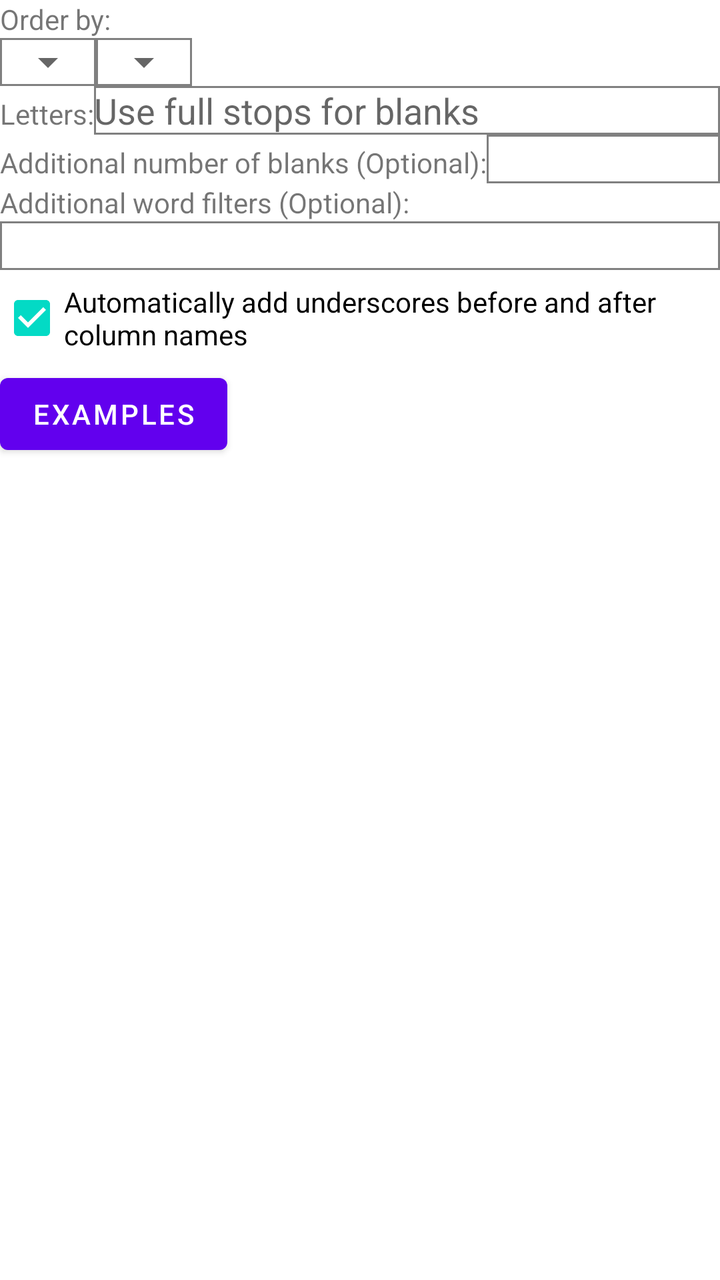
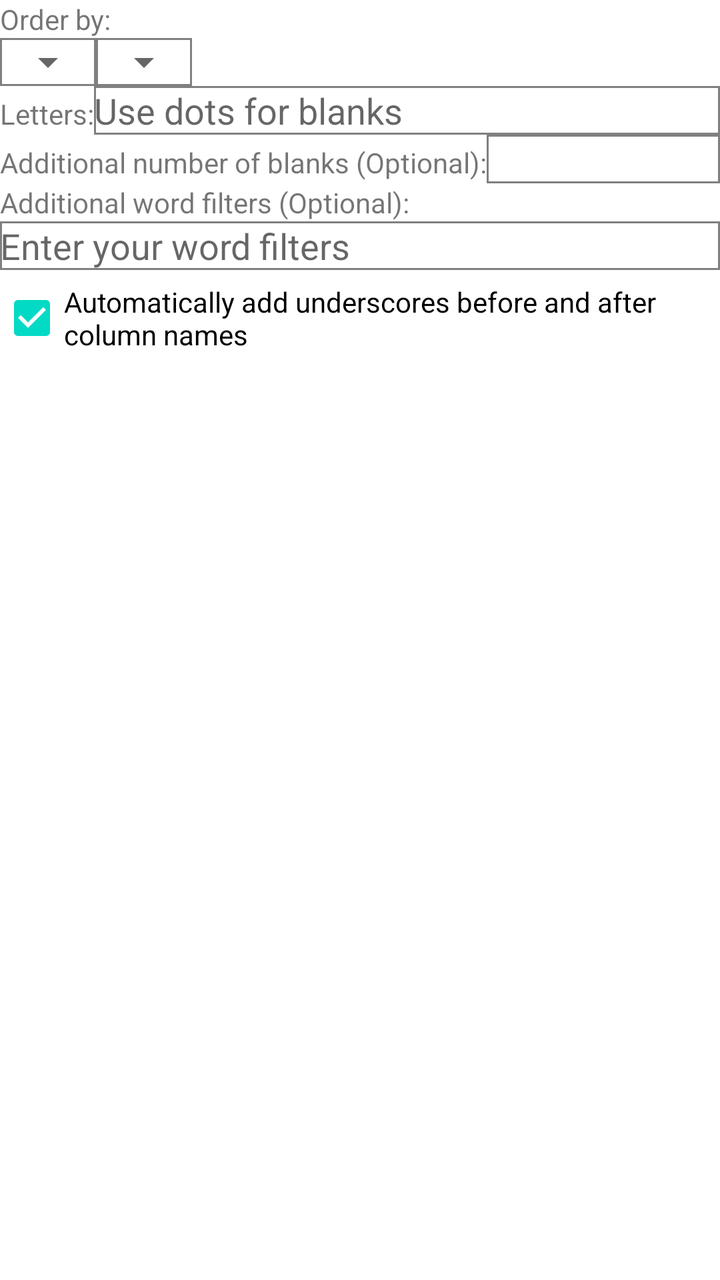

Screens rendered from an Android XML layout before and after an edit, with the pre-edit source and the edit as a unified diff.
<!-- AndroidManifest.xml: application theme Theme.WordStudy -->
<!-- res/layout/subanagram.xml -->
<?xml version="1.0" encoding="utf-8"?>
<ScrollView xmlns:android="http://schemas.android.com/apk/res/android"
    android:layout_width="match_parent"
    android:layout_height="wrap_content">
    <LinearLayout
        android:orientation="vertical"
        android:layout_width="match_parent"
        android:layout_height="match_parent">
        <TextView
            android:layout_width="wrap_content"
            android:layout_height="wrap_content"
            android:text="Order by:"
            android:id="@+id/textview67">
        </TextView>
        <LinearLayout
            android:orientation="horizontal"
            android:layout_width="match_parent"
            android:layout_height="wrap_content">
            <FrameLayout
                android:layout_width="wrap_content"
                android:layout_height="wrap_content"
                android:background="@drawable/rectangle">
                <Spinner
                    android:id="@+id/spinner19"
                    android:layout_width="wrap_content"
                    android:layout_height="wrap_content" />
            </FrameLayout>
            <FrameLayout
                android:layout_width="wrap_content"
                android:layout_height="wrap_content"
                android:background="@drawable/rectangle">
                <Spinner
                    android:id="@+id/spinner20"
                    android:layout_width="wrap_content"
                    android:layout_height="wrap_content" />
            </FrameLayout>
        </LinearLayout>
        <LinearLayout
            android:orientation="horizontal"
            android:layout_width="match_parent"
            android:layout_height="wrap_content">
            <TextView
                android:id="@+id/textview59"
                android:layout_width="wrap_content"
                android:layout_height="wrap_content"
                android:text="Letters:">
            </TextView>
            <EditText
                android:id="@+id/edittext17"
                android:layout_width="match_parent"
                android:layout_height="wrap_content"
                android:hint="Use full stops for blanks"
                android:background="@drawable/rectangle">
            </EditText>
        </LinearLayout>
        <LinearLayout
            android:orientation="horizontal"
            android:layout_width="match_parent"
            android:layout_height="wrap_content">
            <TextView
                android:id="@+id/textview60"
                android:layout_width="wrap_content"
                android:layout_height="wrap_content"
                android:text="Additional number of blanks (Optional):">
            </TextView>
            <EditText
                android:id="@+id/edittext18"
                android:layout_width="match_parent"
                android:layout_height="wrap_content"
                android:background="@drawable/rectangle"
                android:inputType="number">
            </EditText>
        </LinearLayout>
        <TextView
            android:id="@+id/textview61"
            android:layout_width="wrap_content"
            android:layout_height="wrap_content"
            android:text="Additional word filters (Optional):">
        </TextView>
        <EditText
            android:id="@+id/edittext19"
            android:layout_width="match_parent"
            android:layout_height="wrap_content"
            android:background="@drawable/rectangle">
        </EditText>
        <CheckBox
            android:id="@+id/checkbox4"
            android:layout_width="wrap_content"
            android:layout_height="wrap_content"
            android:checked="true"
            android:text="Automatically add underscores before and after column names">
        </CheckBox>
        <Button
            android:id="@+id/button36"
            android:layout_width="wrap_content"
            android:layout_height="wrap_content"
            android:text="Examples">
        </Button>
        <TextView
            android:id="@+id/textview62"
            android:layout_width="match_parent"
            android:layout_height="wrap_content">
        </TextView>
    </LinearLayout>
</ScrollView>
<!-- resources referenced by this layout -->
<resources>
  <!-- drawable rectangle (drawable) -->
  <?xml version="1.0" encoding="utf-8"?>
  <shape xmlns:android="http://schemas.android.com/apk/res/android">
      <stroke
          android:width="1dp"
          android:color="@color/gray"/>
  </shape>
  <style name="Theme.WordStudy" parent="Theme.MaterialComponents.DayNight.NoActionBar">
          
          <item name="colorPrimary">@color/purple_500</item>
          <item name="colorPrimaryVariant">@color/purple_700</item>
          <item name="colorOnPrimary">@color/white</item>
          
          <item name="colorSecondary">@color/teal_200</item>
          <item name="colorSecondaryVariant">@color/teal_700</item>
          <item name="colorOnSecondary">@color/black</item>
          
          <item name="android:statusBarColor" tools:targetApi="l">?attr/colorPrimaryVariant</item>
          
      </style>
  <color name="gray">#FF808080</color>
  <color name="purple_500">#FF6200EE</color>
  <color name="purple_700">#FF3700B3</color>
  <color name="white">#FFFFFFFF</color>
  <color name="teal_200">#FF03DAC5</color>
  <color name="teal_700">#FF018786</color>
  <color name="black">#FF000000</color>
</resources>

<!-- the commit's change to res/layout/subanagram.xml (unified diff, before → after) -->
@@ -5,12 +5,12 @@
     <LinearLayout
         android:orientation="vertical"
         android:layout_width="match_parent"
-        android:layout_height="match_parent">
+        android:layout_height="wrap_content">
         <TextView
             android:layout_width="wrap_content"
             android:layout_height="wrap_content"
             android:text="Order by:"
-            android:id="@+id/textview67">
+            android:id="@+id/textview62">
         </TextView>
         <LinearLayout
             android:orientation="horizontal"
@@ -49,7 +49,7 @@
                 android:id="@+id/edittext17"
                 android:layout_width="match_parent"
                 android:layout_height="wrap_content"
-                android:hint="Use full stops for blanks"
+                android:hint="Use dots for blanks"
                 android:background="@drawable/rectangle">
             </EditText>
         </LinearLayout>
@@ -81,6 +81,7 @@
             android:id="@+id/edittext19"
             android:layout_width="match_parent"
             android:layout_height="wrap_content"
+            android:hint="Enter your word filters"
             android:background="@drawable/rectangle">
         </EditText>
         <CheckBox
@@ -90,16 +91,10 @@
             android:checked="true"
             android:text="Automatically add underscores before and after column names">
         </CheckBox>
-        <Button
-            android:id="@+id/button36"
+        <FrameLayout
             android:layout_width="wrap_content"
             android:layout_height="wrap_content"
-            android:text="Examples">
-        </Button>
-        <TextView
-            android:id="@+id/textview62"
-            android:layout_width="match_parent"
-            android:layout_height="wrap_content">
-        </TextView>
+            android:id="@+id/framelayout3">
+        </FrameLayout>
     </LinearLayout>
 </ScrollView>
